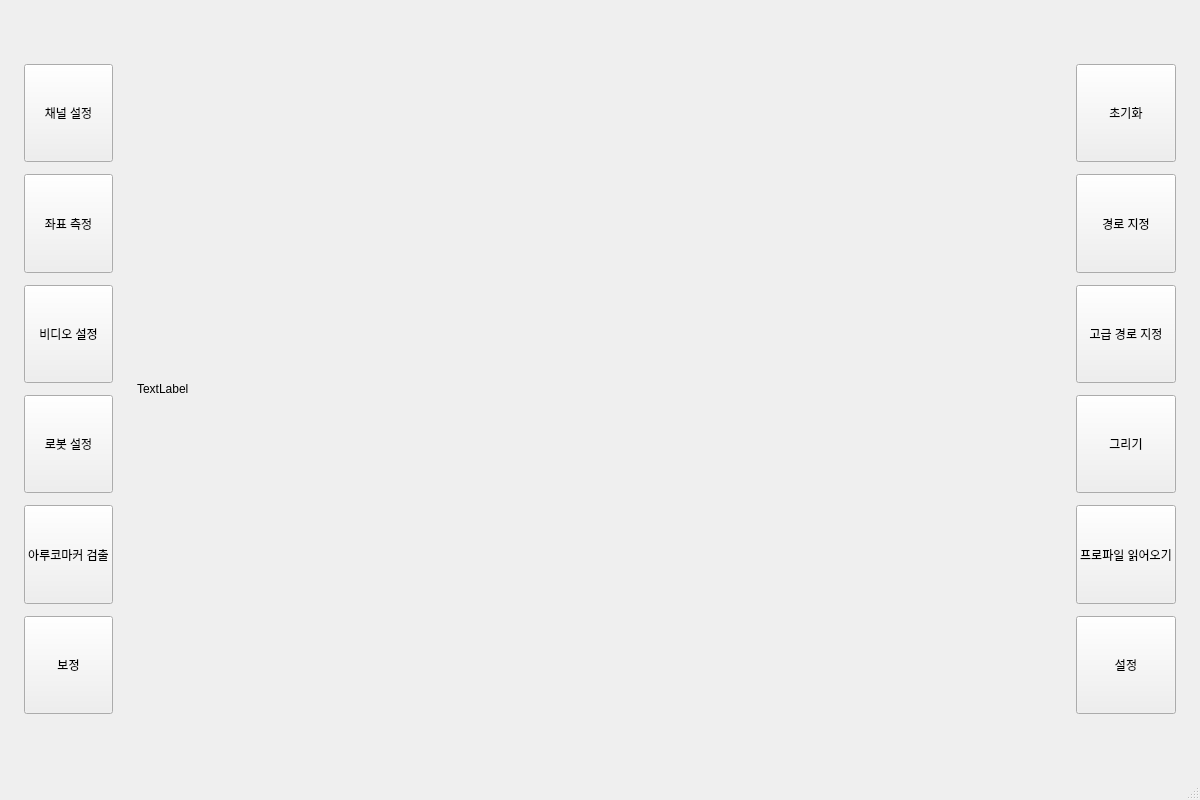
veda-4th-team4/Road_Painter_4th, file Client/Demo-Project/mainwindow.ui: the form before one commit.
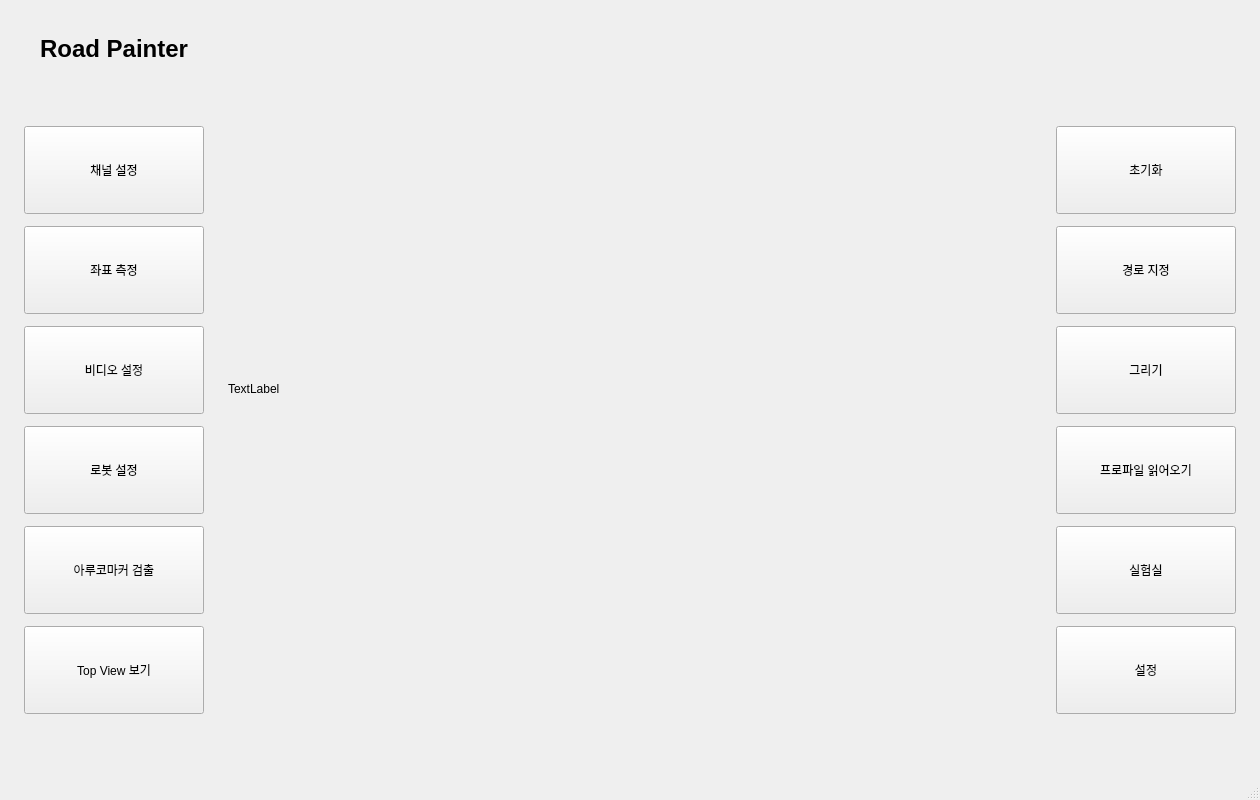
The form after the commit. Icons and pictures are not drawn. Custom widgets are drawn as their Qt base class.

The edit to the form file:
```diff
--- a/Client/Demo-Project/mainwindow.ui
+++ b/Client/Demo-Project/mainwindow.ui
@@ -6,7 +6,7 @@
    <rect>
     <x>0</x>
     <y>0</y>
-    <width>1200</width>
+    <width>1260</width>
     <height>800</height>
    </rect>
   </property>
@@ -38,6 +38,25 @@
       <property name="sizeConstraint">
        <enum>QLayout::SizeConstraint::SetFixedSize</enum>
       </property>
+      <item>
+       <widget class="QLabel" name="label_2">
+        <property name="minimumSize">
+         <size>
+          <width>180</width>
+          <height>20</height>
+         </size>
+        </property>
+        <property name="maximumSize">
+         <size>
+          <width>16777215</width>
+          <height>50</height>
+         </size>
+        </property>
+        <property name="text">
+         <string>&lt;html&gt;&lt;head/&gt;&lt;body&gt;&lt;p align=&quot;center&quot;&gt;&lt;span style=&quot; font-size:18pt; font-weight: 500;&quot;&gt;Road Painter&lt;/span&gt;&lt;/p&gt;&lt;/body&gt;&lt;/html&gt;</string>
+        </property>
+       </widget>
+      </item>
       <item>
        <spacer name="verticalSpacer">
         <property name="orientation">
@@ -55,13 +74,22 @@
        </spacer>
       </item>
       <item>
-       <widget class="QPushButton" name="pushButton_9">
+       <widget class="QPushButton" name="btnChannel">
+        <property name="enabled">
+         <bool>true</bool>
+        </property>
         <property name="sizePolicy">
          <sizepolicy hsizetype="Preferred" vsizetype="Preferred">
           <horstretch>0</horstretch>
           <verstretch>0</verstretch>
          </sizepolicy>
         </property>
+        <property name="minimumSize">
+         <size>
+          <width>180</width>
+          <height>0</height>
+         </size>
+        </property>
         <property name="cursor">
          <cursorShape>PointingHandCursor</cursorShape>
         </property>
@@ -83,6 +111,12 @@
           <verstretch>0</verstretch>
          </sizepolicy>
         </property>
+        <property name="minimumSize">
+         <size>
+          <width>180</width>
+          <height>0</height>
+         </size>
+        </property>
         <property name="cursor">
          <cursorShape>PointingHandCursor</cursorShape>
         </property>
@@ -104,6 +138,12 @@
           <verstretch>0</verstretch>
          </sizepolicy>
         </property>
+        <property name="minimumSize">
+         <size>
+          <width>180</width>
+          <height>0</height>
+         </size>
+        </property>
         <property name="cursor">
          <cursorShape>PointingHandCursor</cursorShape>
         </property>
@@ -125,6 +165,12 @@
           <verstretch>0</verstretch>
          </sizepolicy>
         </property>
+        <property name="minimumSize">
+         <size>
+          <width>180</width>
+          <height>0</height>
+         </size>
+        </property>
         <property name="cursor">
          <cursorShape>PointingHandCursor</cursorShape>
         </property>
@@ -140,12 +186,21 @@
       </item>
       <item>
        <widget class="QPushButton" name="MarkerBtn">
+        <property name="enabled">
+         <bool>true</bool>
+        </property>
         <property name="sizePolicy">
          <sizepolicy hsizetype="Preferred" vsizetype="Preferred">
           <horstretch>0</horstretch>
           <verstretch>0</verstretch>
          </sizepolicy>
         </property>
+        <property name="minimumSize">
+         <size>
+          <width>180</width>
+          <height>0</height>
+         </size>
+        </property>
         <property name="cursor">
          <cursorShape>PointingHandCursor</cursorShape>
         </property>
@@ -167,11 +222,17 @@
           <verstretch>0</verstretch>
          </sizepolicy>
         </property>
+        <property name="minimumSize">
+         <size>
+          <width>180</width>
+          <height>0</height>
+         </size>
+        </property>
         <property name="cursor">
          <cursorShape>PointingHandCursor</cursorShape>
         </property>
         <property name="text">
-         <string>보정</string>
+         <string>Top View 보기</string>
         </property>
         <property name="icon">
          <iconset>
@@ -225,6 +286,25 @@
       <property name="sizeConstraint">
        <enum>QLayout::SizeConstraint::SetFixedSize</enum>
       </property>
+      <item>
+       <widget class="QLabel" name="label_3">
+        <property name="minimumSize">
+         <size>
+          <width>180</width>
+          <height>20</height>
+         </size>
+        </property>
+        <property name="maximumSize">
+         <size>
+          <width>16777215</width>
+          <height>50</height>
+         </size>
+        </property>
+        <property name="text">
+         <string>&lt;html&gt;&lt;head/&gt;&lt;body&gt;&lt;p align=&quot;center&quot;&gt;&lt;br/&gt;&lt;/p&gt;&lt;/body&gt;&lt;/html&gt;</string>
+        </property>
+       </widget>
+      </item>
       <item>
        <spacer name="verticalSpacer_5">
         <property name="orientation">
@@ -249,6 +329,12 @@
           <verstretch>0</verstretch>
          </sizepolicy>
         </property>
+        <property name="minimumSize">
+         <size>
+          <width>180</width>
+          <height>0</height>
+         </size>
+        </property>
         <property name="cursor">
          <cursorShape>PointingHandCursor</cursorShape>
         </property>
@@ -276,6 +362,12 @@
           <verstretch>0</verstretch>
          </sizepolicy>
         </property>
+        <property name="minimumSize">
+         <size>
+          <width>180</width>
+          <height>0</height>
+         </size>
+        </property>
         <property name="cursor">
          <cursorShape>PointingHandCursor</cursorShape>
         </property>
@@ -295,27 +387,6 @@
         </property>
        </widget>
       </item>
-      <item>
-       <widget class="QPushButton" name="btnPathAdvanced">
-        <property name="sizePolicy">
-         <sizepolicy hsizetype="Preferred" vsizetype="Preferred">
-          <horstretch>0</horstretch>
-          <verstretch>0</verstretch>
-         </sizepolicy>
-        </property>
-        <property name="cursor">
-         <cursorShape>PointingHandCursor</cursorShape>
-        </property>
-        <property name="text">
-         <string>고급 경로 지정</string>
-        </property>
-        <property name="icon">
-         <iconset>
-          <normalon>:/icon_ruler.png</normalon>
-         </iconset>
-        </property>
-       </widget>
-      </item>
       <item>
        <widget class="QPushButton" name="pushButton_15">
         <property name="sizePolicy">
@@ -324,6 +395,12 @@
           <verstretch>0</verstretch>
          </sizepolicy>
         </property>
+        <property name="minimumSize">
+         <size>
+          <width>180</width>
+          <height>0</height>
+         </size>
+        </property>
         <property name="cursor">
          <cursorShape>PointingHandCursor</cursorShape>
         </property>
@@ -338,13 +415,22 @@
        </widget>
       </item>
       <item>
-       <widget class="QPushButton" name="pushButton_13">
+       <widget class="QPushButton" name="btnProfile">
+        <property name="enabled">
+         <bool>true</bool>
+        </property>
         <property name="sizePolicy">
          <sizepolicy hsizetype="Preferred" vsizetype="Preferred">
           <horstretch>0</horstretch>
           <verstretch>0</verstretch>
          </sizepolicy>
         </property>
+        <property name="minimumSize">
+         <size>
+          <width>180</width>
+          <height>0</height>
+         </size>
+        </property>
         <property name="cursor">
          <cursorShape>PointingHandCursor</cursorShape>
         </property>
@@ -359,12 +445,48 @@
        </widget>
       </item>
       <item>
-       <widget class="QPushButton" name="pushButton_4">
+       <widget class="QPushButton" name="btnLab">
+        <property name="enabled">
+         <bool>true</bool>
+        </property>
         <property name="sizePolicy">
          <sizepolicy hsizetype="Preferred" vsizetype="Preferred">
           <horstretch>0</horstretch>
           <verstretch>0</verstretch>
          </sizepolicy>
+        </property>
+        <property name="minimumSize">
+         <size>
+          <width>180</width>
+          <height>0</height>
+         </size>
+        </property>
+        <property name="cursor">
+         <cursorShape>PointingHandCursor</cursorShape>
+        </property>
+        <property name="text">
+         <string>실험실</string>
+        </property>
+        <property name="icon">
+         <iconset>
+          <normalon>:/icon_test-dark.png</normalon>
+         </iconset>
+        </property>
+       </widget>
+      </item>
+      <item>
+       <widget class="QPushButton" name="btnSettings">
+        <property name="sizePolicy">
+         <sizepolicy hsizetype="Preferred" vsizetype="Preferred">
+          <horstretch>0</horstretch>
+          <verstretch>0</verstretch>
+         </sizepolicy>
+        </property>
+        <property name="minimumSize">
+         <size>
+          <width>180</width>
+          <height>0</height>
+         </size>
         </property>
         <property name="cursor">
          <cursorShape>PointingHandCursor</cursorShape>
```
Left out of the diff: 26 changed lines with no effect on the pictures.
